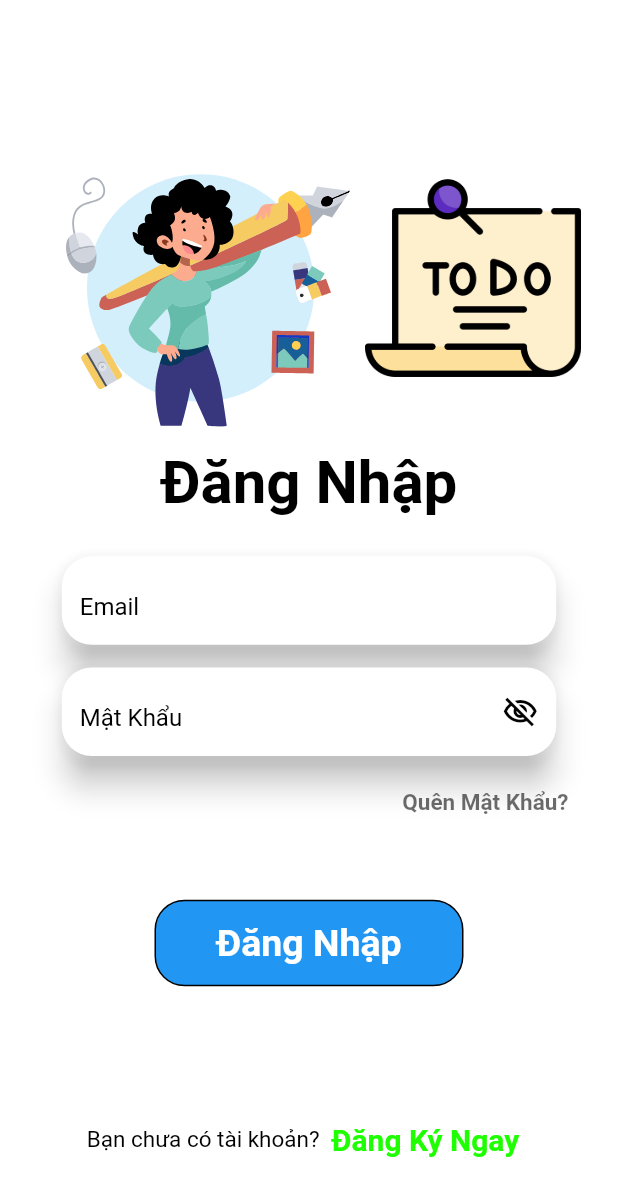
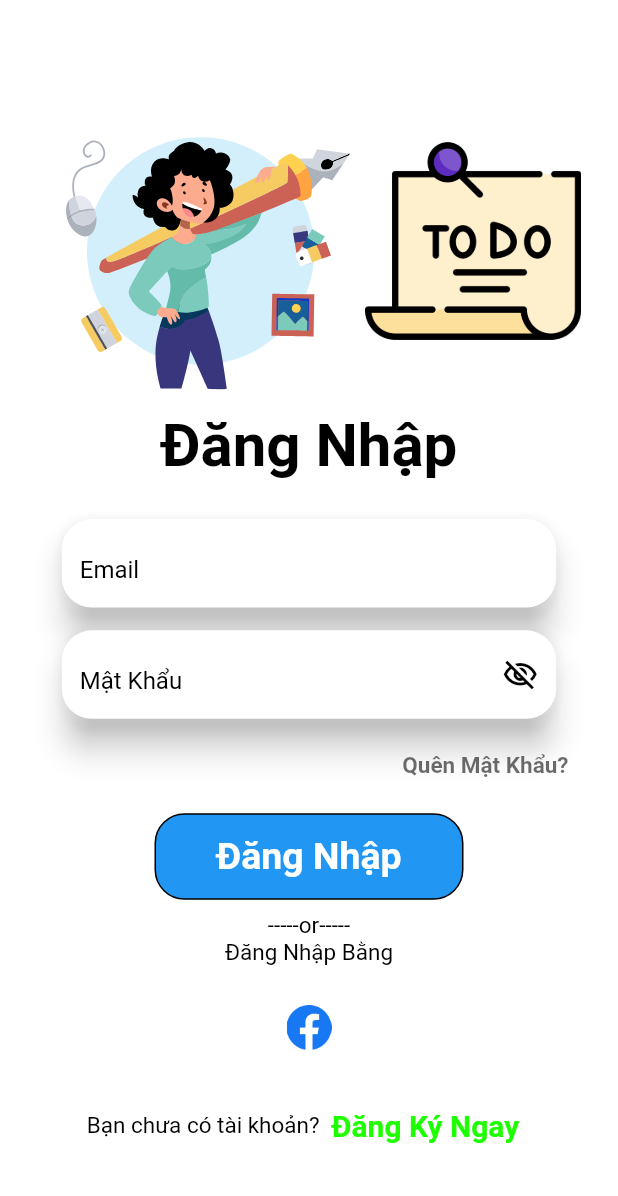
Before and after one commit to quangqui02/apptodo, a Flutter app: the screen it shows after launch, after a tap on "Đăng Nhập", on a phone screen of 412 x 824 dp. Shown: the top 1196 px of the screen. Run offline on Flutter 3.47's test engine with Material 2 defaults, Android fonts, the phone set to English and light mode, and no system bars; our stand-ins replace cloud_firestore, firebase_auth, firebase_core, firebase_storage, flutter_slidable, get and 4 more; missing offline and left inert: dark_light_button, flutter_facebook_auth, flutter_launcher_icons, text_area; accounts and stored records are empty; network calls fail; project files that could hold a hidden picture were left out.

Commit message:
hoan tat

```diff
--- a/lib/user/login_screen.dart
+++ b/lib/user/login_screen.dart
@@ -6,6 +6,7 @@ import 'package:demoapp_todo/welcome.dart';
 import 'package:firebase_auth/firebase_auth.dart';
 import 'package:flutter/cupertino.dart';
 import 'package:flutter/material.dart';
+import 'package:flutter_facebook_auth/flutter_facebook_auth.dart';
 import 'package:flutter_launcher_icons/xml_templates.dart';
 import 'package:get/get.dart';
 import 'package:get/get_core/src/get_main.dart';
@@ -58,7 +59,7 @@ class _LoginPageState extends State<LoginPage> {
           children: [
             Column(children: [
               SizedBox(
-                height: size.height * 0.1,
+                height: size.height * 0.07,
               ),
               Center(
                 child: Row(
@@ -189,9 +190,6 @@ class _LoginPageState extends State<LoginPage> {
                       )),
                 ),
               ),
-              SizedBox(
-                height: size.height * 0.04,
-              ),
               TextButton(
                   onPressed: () {
                     signIn(_email.text, _password.text);
@@ -211,8 +209,40 @@ class _LoginPageState extends State<LoginPage> {
                             fontSize: 25,
                             color: Colors.white),
                       ))),
+              Center(
+                child: Text(
+                  '-----or-----',
+                  style: TextStyle(fontSize: 15, color: Colors.black),
+                ),
+              ),
+              Center(
+                child: Text(
+                  'Đăng Nhập Bằng',
+                  style: TextStyle(fontSize: 15, color: Colors.black),
+                ),
+              ),
               SizedBox(
-                height: size.height * 0.085,
+                height: size.height * 0.1,
+                child: Row(
+                  mainAxisAlignment: MainAxisAlignment.center,
+                  children: [
+                    Container(
+                        child: TextButton(
+                      onPressed: () async {
+                        showDialog(
+                            context: context,
+                            builder: (context) => MessageErrorTime(
+                                  text: 'Thứ 2 Chỉnh s',
+                                ));
+                      },
+                      child: Image(
+                        image: AssetImage('assets/facebook.png'),
+                        width: 30,
+                        height: 30,
+                      ),
+                    )),
+                  ],
+                ),
               ),
               Row(
                 mainAxisAlignment: MainAxisAlignment.center,
@@ -334,4 +364,15 @@ class _LoginPageState extends State<LoginPage> {
       print(error.code);
     }
   }
+
+  Future<UserCredential> signInWithFacebook() async {
+    // Trigger the sign-in flow
+    final LoginResult loginResult = await FacebookAuth.instance
+        .login(permissions: ['email', 'public_profile', 'user_birthday']);
+    // Create a credential from the access token
+    final OAuthCredential facebookAuthCredential =
+        FacebookAuthProvider.credential(loginResult.accessToken!.token);
+    // Once signed in, return the UserCredential
+    return FirebaseAuth.instance.signInWithCredential(facebookAuthCredential);
+  }
 }
--- a/pubspec.yaml
+++ b/pubspec.yaml
@@ -38,8 +38,9 @@ dependencies:
   cached_network_image: ^3.2.2
   http: ^0.13.5
   flutter_bloc: ^8.0.1
+  flutter_facebook_auth: ^5.0.8
   lottie: ^2.2.0
-  google_sign_in: ^6.0.1
+  google_sign_in: ^6.0.2
   text_area: ^0.0.3
   firebase_auth: ^4.1.2
   cloud_firestore: ^4.0.5
```
Also changed, not shown: assets/facebook.png (added), assets/google.png (added), pubspec.lock, 7 other files.
